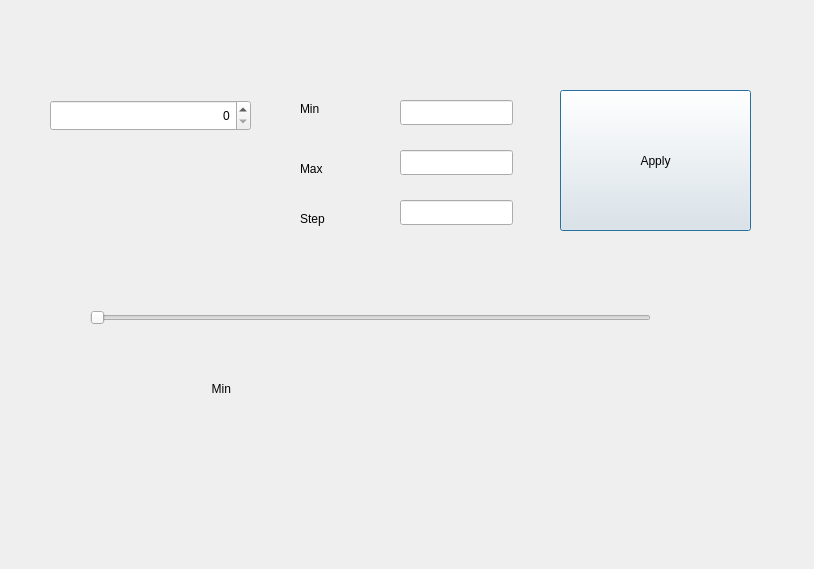
This is study/PyQt/spinbox/spinbox.ui in beanwork/dev_ws3 as Qt 5 draws it before an edit. The edited form follows.
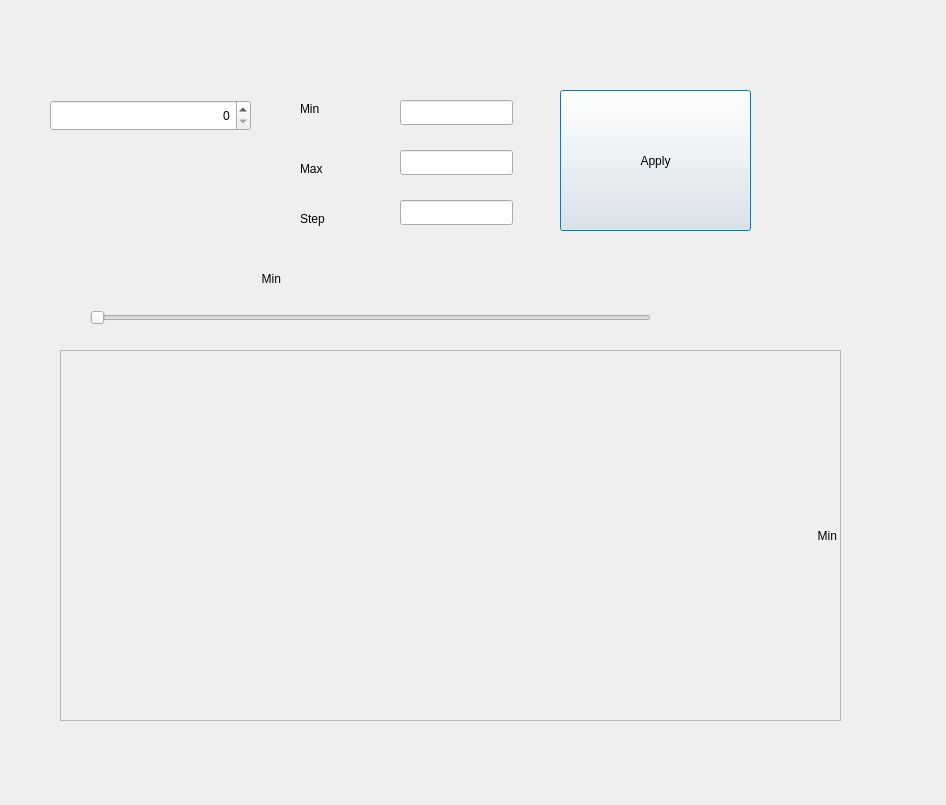
This is the edited form.

The edit to the form file:
```diff
--- a/study/PyQt/spinbox/spinbox.ui
+++ b/study/PyQt/spinbox/spinbox.ui
@@ -6,8 +6,8 @@
    <rect>
     <x>0</x>
     <y>0</y>
-    <width>814</width>
-    <height>569</height>
+    <width>946</width>
+    <height>805</height>
    </rect>
   </property>
   <property name="windowTitle">
@@ -129,8 +129,8 @@
   <widget class="QLabel" name="label_4">
    <property name="geometry">
     <rect>
-     <x>40</x>
-     <y>380</y>
+     <x>90</x>
+     <y>270</y>
      <width>191</width>
      <height>17</height>
     </rect>
@@ -155,6 +155,25 @@
     <enum>Qt::Horizontal</enum>
    </property>
   </widget>
+  <widget class="QLabel" name="label_5">
+   <property name="geometry">
+    <rect>
+     <x>60</x>
+     <y>350</y>
+     <width>781</width>
+     <height>371</height>
+    </rect>
+   </property>
+   <property name="frameShape">
+    <enum>QFrame::StyledPanel</enum>
+   </property>
+   <property name="text">
+    <string>Min</string>
+   </property>
+   <property name="alignment">
+    <set>Qt::AlignRight|Qt::AlignTrailing|Qt::AlignVCenter</set>
+   </property>
+  </widget>
  </widget>
  <resources/>
  <connections/>
```
